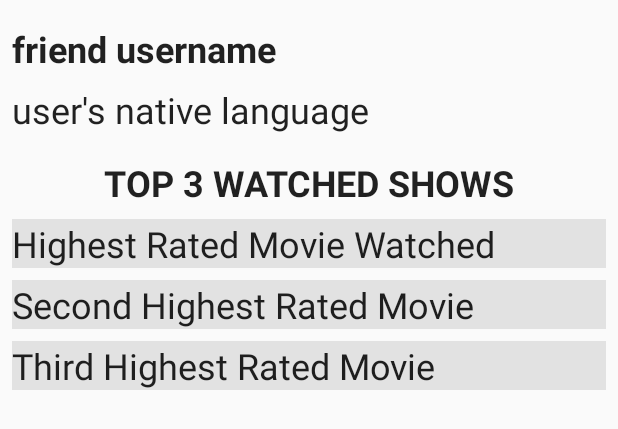
After one commit to sameervijay/netflix, an Android app: the layout friend_info_dialog.xml on its own in the app's theme, with its tools: preview values and no code run, on a phone screen of 412 x 824 dp. The commit adds this screen. Shown: the top 429 px of the screen. Run offline under Robolectric (Android 15) with nearby library versions, the phone set to English and light mode, and no system bars.

Commit message:
added activity switching button functionality to dashboard and redirected login buttons to dashboard from Login and PrimaryLogin activities. Created dialog custom xml files

```diff
--- a/app/src/main/java/com/cs411/netflix/LoginActivity.java
+++ b/app/src/main/java/com/cs411/netflix/LoginActivity.java
@@ -54,7 +54,8 @@ public class LoginActivity extends AppCompatActivity {
     public void handleReponse(SimpleResponse response) {
         if (response.getStatusCode() == 200) {
             Toast.makeText(this, "User added!", Toast.LENGTH_LONG).show();
-            Intent intent = new Intent(this, SearchContentActivity.class);
+            //Intent intent = new Intent(this, SearchContentActivity.class);
+            Intent intent = new Intent(this, DashboardActivity.class);
             intent.putExtra("username", usernameEntry.getText().toString());
             startActivity(intent);
         } else {
--- /dev/null
+++ b/app/src/main/res/layout/friend_info_dialog.xml
@@ -0,0 +1,96 @@
+<?xml version="1.0" encoding="utf-8"?>
+<android.support.constraint.ConstraintLayout
+    xmlns:android="http://schemas.android.com/apk/res/android"
+    xmlns:app="http://schemas.android.com/apk/res-auto"
+    xmlns:tools="http://schemas.android.com/tools"
+    android:layout_width="match_parent"
+    android:layout_height="wrap_content"
+    android:orientation="vertical">
+
+
+    <TextView
+        android:id="@+id/friendUsernameViewFD"
+        android:layout_width="0dp"
+        android:layout_height="wrap_content"
+        android:layout_marginStart="8dp"
+        android:layout_marginTop="16dp"
+        android:layout_marginEnd="8dp"
+        android:text="friend username"
+        android:textAlignment="textStart"
+        android:textAppearance="@style/TextAppearance.AppCompat.Headline"
+        android:textStyle="bold"
+        app:layout_constraintEnd_toEndOf="parent"
+        app:layout_constraintStart_toStartOf="parent"
+        app:layout_constraintTop_toTopOf="parent" />
+
+    <TextView
+        android:id="@+id/nativeLangViewFD"
+        android:layout_width="0dp"
+        android:layout_height="wrap_content"
+        android:layout_marginStart="8dp"
+        android:layout_marginTop="8dp"
+        android:layout_marginEnd="8dp"
+        android:text="user's native language"
+        android:textAppearance="@style/TextAppearance.AppCompat.Headline"
+        app:layout_constraintEnd_toEndOf="parent"
+        app:layout_constraintStart_toStartOf="parent"
+        app:layout_constraintTop_toBottomOf="@+id/friendUsernameViewFD" />
+
+    <TextView
+        android:id="@+id/topWatchedViewFD"
+        android:layout_width="0dp"
+        android:layout_height="wrap_content"
+        android:layout_marginStart="8dp"
+        android:layout_marginTop="16dp"
+        android:layout_marginEnd="8dp"
+        android:text="Top 3 Watched Shows"
+        android:textAlignment="center"
+        android:textAllCaps="true"
+        android:textAppearance="@style/TextAppearance.AppCompat.Headline"
+        android:textStyle="bold"
+        app:layout_constraintEnd_toEndOf="parent"
+        app:layout_constraintStart_toStartOf="parent"
+        app:layout_constraintTop_toBottomOf="@+id/nativeLangViewFD" />
+
+    <TextView
+        android:id="@+id/topMovie1FD"
+        android:layout_width="0dp"
+        android:layout_height="wrap_content"
+        android:layout_marginStart="8dp"
+        android:layout_marginTop="8dp"
+        android:layout_marginEnd="8dp"
+        android:text="Highest Rated Movie Watched"
+        android:textAppearance="@style/TextAppearance.AppCompat.Headline"
+        android:background="#33808080"
+        app:layout_constraintEnd_toEndOf="parent"
+        app:layout_constraintStart_toStartOf="parent"
+        app:layout_constraintTop_toBottomOf="@+id/topWatchedViewFD" />
+
+    <TextView
+        android:id="@+id/topMovie2FD"
+        android:layout_width="0dp"
+        android:layout_height="wrap_content"
+        android:layout_marginStart="8dp"
+        android:layout_marginTop="8dp"
+        android:layout_marginEnd="8dp"
+        android:text="Second Highest Rated Movie"
+        android:textAppearance="@style/TextAppearance.AppCompat.Headline"
+        android:background="#33808080"
+        app:layout_constraintEnd_toEndOf="parent"
+        app:layout_constraintStart_toStartOf="parent"
+        app:layout_constraintTop_toBottomOf="@+id/topMovie1FD" />
+
+    <TextView
+        android:id="@+id/topMovie3FD"
+        android:layout_width="0dp"
+        android:layout_height="wrap_content"
+        android:layout_marginStart="8dp"
+        android:layout_marginTop="8dp"
+        android:layout_marginEnd="8dp"
+        android:text="Third Highest Rated Movie"
+        android:textAppearance="@style/TextAppearance.AppCompat.Headline"
+        android:background="#33808080"
+        app:layout_constraintEnd_toEndOf="parent"
+        app:layout_constraintStart_toStartOf="parent"
+        app:layout_constraintTop_toBottomOf="@+id/topMovie2FD" />
+</android.support.constraint.ConstraintLayout>
```
Also changed, not shown: app/src/main/java/com/cs411/netflix/DashboardActivity.java (+65 -0 lines), app/src/main/java/com/cs411/netflix/PrimaryLoginActivity.java (+7 -4 lines), app/src/main/res/layout/movie_info_dialog.xml (added, +89 -0 lines).
